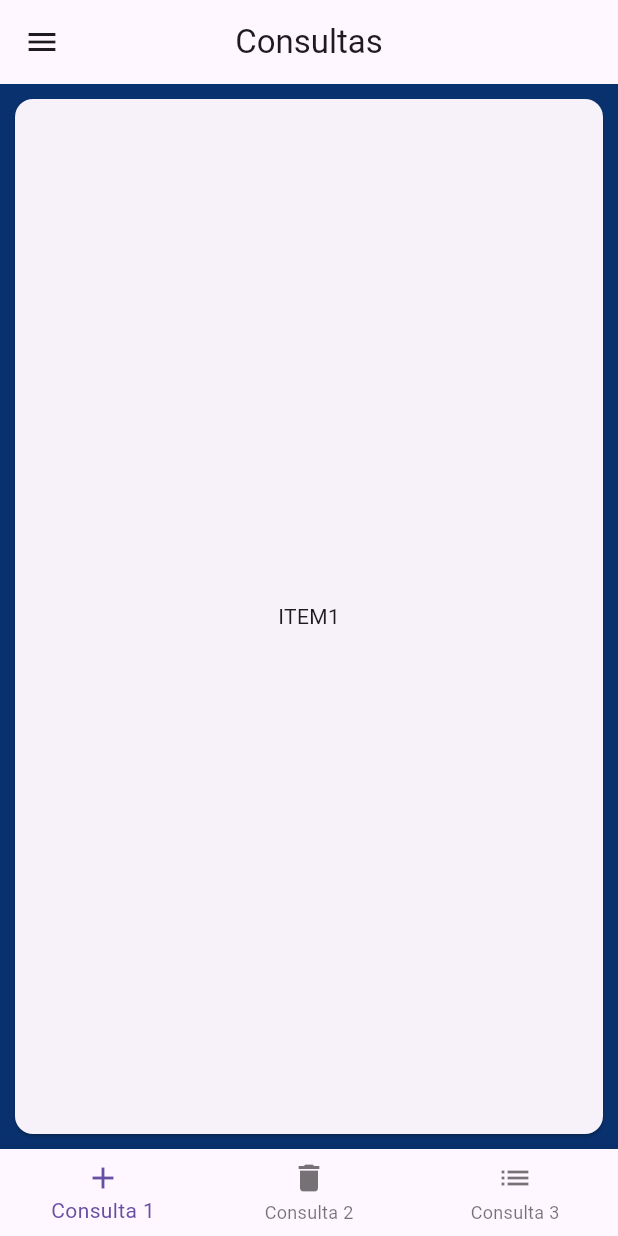
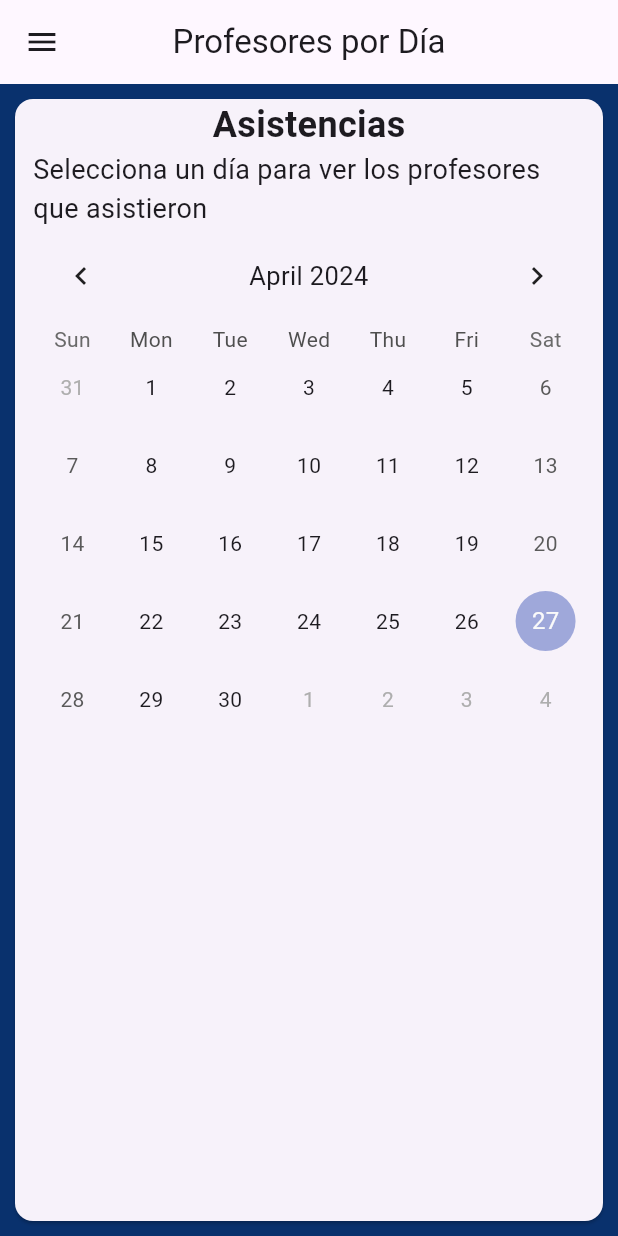
Before and after one commit to nofefloresmo/asistenciaProfesores, a Flutter app: the ConsultasPage screen opened directly, on a phone screen of 412 x 824 dp. Run offline on Flutter 3.47's test engine with Material 3 defaults, Android fonts, the phone set to English and light mode, and no system bars; drawn by our look-alikes of table_calendar; our stand-ins replace auto_size_text, sqflite; accounts and stored records are empty.

Commit message:
Cambios en pagina Consultas Avanzadas. Se completó la ultima consulta

```diff
--- a/lib/pages/asistencias_page.dart
+++ b/lib/pages/asistencias_page.dart
@@ -551,9 +551,9 @@ class _AsistenciasPageState extends State<AsistenciasPage> {
   @override
   Widget build(BuildContext context) {
     List<Widget> widgetOptions = [
-      _buildMainView(), // Vista principal
-      _buildHorarioView(), // Vista por horario
-      _buildCalendarView(), // Vista de calendario
+      _buildMainView(),
+      _buildHorarioView(),
+      _buildCalendarView(),
     ];
 
     return Scaffold(
--- a/lib/pages/consultas_page.dart
+++ b/lib/pages/consultas_page.dart
@@ -1,87 +1,156 @@
-// ignore_for_file: prefer_const_constructors, prefer_const_literals_to_create_immutables
-
 import 'package:flutter/material.dart';
+import 'package:intl/intl.dart';
+import 'package:table_calendar/table_calendar.dart';
+import '../models/asistencia.dart';
+import '../controllers/asistenciaDB.dart';
+import '../controllers/horarioDB.dart';
+import '../controllers/profesorDB.dart';
 import 'package:dam_u3_practica1_asistenciaprofesores/widgets/drawer.dart';
 
 class ConsultasPage extends StatefulWidget {
   const ConsultasPage({super.key});
 
   @override
-  State<ConsultasPage> createState() => _ConsultasPageState();
+  createState() => _ConsultasPageState();
 }
 
 class _ConsultasPageState extends State<ConsultasPage> {
-  int _selectedIndex = 0;
+  List<Asistencia> asistencias = [];
+  Map<DateTime, List<Asistencia>> _asistenciasPorDia = {};
+  DateTime _selectedDay = DateTime.now();
+
+  Future<void> loadData() async {
+    List<Asistencia> resultAsistencia = await AsistenciaDB.getAsistencias();
+    setState(() {
+      asistencias = resultAsistencia;
+      _asistenciasPorDia = _mapAsistenciasPorDia(asistencias);
+    });
+  }
+
+  @override
+  void initState() {
+    super.initState();
+    loadData();
+  }
+
+  Map<DateTime, List<Asistencia>> _mapAsistenciasPorDia(
+      List<Asistencia> asistencias) {
+    final Map<DateTime, List<Asistencia>> map = {};
+    for (final asistencia in asistencias) {
+      final date = DateTime.parse(asistencia.fecha).toLocal();
+      final normalizedDate = DateTime(date.year, date.month, date.day);
+
+      if (map.containsKey(normalizedDate)) {
+        map[normalizedDate]!.add(asistencia);
+      } else {
+        map[normalizedDate] = [asistencia];
+      }
+    }
+    return map;
+  }
+
+  Future<List<String>> _getProfesoresPorDia(DateTime day) async {
+    final normalizedDay = DateTime(day.year, day.month, day.day);
+    final asistenciasDelDia = _asistenciasPorDia[normalizedDay] ?? [];
+
+    final nombres = await Future.wait(
+      asistenciasDelDia.map((asistencia) async {
+        final horario = await HorarioDB.getHorarioById(asistencia.nHorario);
+        final profesor =
+            await ProfesorDB.getProfesorPorNumero(horario.nProfesor);
+        return profesor.nombre;
+      }),
+    );
+
+    return nombres;
+  }
 
   @override
   Widget build(BuildContext context) {
     return Scaffold(
       appBar: AppBar(
-        title: const Text('Consultas'),
+        title: const Text('Profesores por Día'),
         centerTitle: true,
       ),
-      drawer: AppDrawer(),
-      bottomNavigationBar: BottomNavigationBar(
-        items: [
-          BottomNavigationBarItem(
-            icon: Icon(Icons.add),
-            label: 'Consulta 1',
+      drawer: const AppDrawer(),
+      body: Column(
+        children: [
+          Expanded(
+            child: Card(
+              margin: const EdgeInsets.all(10),
+              child: Column(
+                children: [
+                  const Text(
+                    'Asistencias',
+                    style: TextStyle(fontSize: 24, fontWeight: FontWeight.bold),
+                  ),
+                  Expanded(
+                    child: Padding(
+                      padding: const EdgeInsets.symmetric(horizontal: 12.0),
+                      child: Column(
+                        children: [
+                          const Text(
+                            'Selecciona un día para ver los profesores que asistieron',
+                            style: TextStyle(fontSize: 18),
+                          ),
+                          Expanded(
+                            child: TableCalendar(
+                              focusedDay: _selectedDay,
+                              firstDay: DateTime(2000),
+                              lastDay: DateTime(2100),
+                              eventLoader: (day) {
+                                final normalizedDay =
+                                    DateTime(day.year, day.month, day.day);
+                                return _asistenciasPorDia[normalizedDay] ?? [];
+                              },
+                              headerStyle: const HeaderStyle(
+                                formatButtonVisible: false,
+                                titleCentered: true,
+                              ),
+                              onDaySelected: (selectedDay, focusedDay) async {
+                                _selectedDay = selectedDay;
+
+                                final nombresProfesores =
+                                    await _getProfesoresPorDia(selectedDay);
+
+                                showDialog(
+                                  context: context,
+                                  builder: (context) {
+                                    return AlertDialog(
+                                      title: Text(
+                                        "Profesores que asistieron el ${DateFormat('yyyy-MM-dd').format(selectedDay)}",
+                                      ),
+                                      content: Column(
+                                        mainAxisSize: MainAxisSize.min,
+                                        children: nombresProfesores
+                                            .map((nombre) =>
+                                                ListTile(title: Text(nombre)))
+                                            .toList(),
+                                      ),
+                                      actions: [
+                                        TextButton(
+                                          onPressed: () {
+                                            Navigator.pop(context);
+                                          },
+                                          child: const Text("Cerrar"),
+                                        ),
+                                      ],
+                                    );
+                                  },
+                                );
+                              },
+                            ),
+                          ),
+                        ],
+                      ),
+                    ),
+                  ),
+                ],
+              ),
+            ),
           ),
-          BottomNavigationBarItem(
-            icon: Icon(Icons.delete),
-            label: 'Consulta 2',
-          ),
-          BottomNavigationBarItem(
-            icon: Icon(Icons.list),
-            label: 'Consulta 3',
-          )
         ],
-        currentIndex: _selectedIndex,
-        onTap: (value) {
-          setState(() {
-            _selectedIndex = value;
-          });
-        },
-      ),
-      body: Center(
-        child: SizedBox.expand(
-          child: Card(
-            margin: const EdgeInsets.all(10),
-            child: dinamico(),
-          ),
-        ),
       ),
     );
   }
-
-  Widget dinamico() {
-    switch (_selectedIndex) {
-      case 0:
-        return consulta1();
-      case 1:
-        return consulta2();
-      case 2:
-        return consulta3();
-      default:
-        return consulta1();
-    }
-  }
-
-  Widget consulta1() {
-    return Center(
-      child: Text('ITEM1'),
-    );
-  }
-
-  Widget consulta2() {
-    return Center(
-      child: Text('ITEM2'),
-    );
-  }
-
-  Widget consulta3() {
-    return Center(
-      child: Text('ITEM3'),
-    );
-  }
 }
--- a/lib/widgets/drawer.dart
+++ b/lib/widgets/drawer.dart
@@ -80,8 +80,8 @@ class AppDrawer extends StatelessWidget {
             },
           ),
           ListTile(
-            leading: const Icon(Icons.logout), // Icono de logout
-            title: const Text('Logout'), // Texto del botón
+            leading: const Icon(Icons.logout),
+            title: const Text('Logout'),
             onTap: () {
               showDialog(
                 context: context,
```
Also changed, not shown: lib/controllers/horarioDB.dart (+13 -0 lines), lib/controllers/profesorDB.dart (+10 -0 lines), lib/pages/profesor_page.dart (+6 -15 lines).
